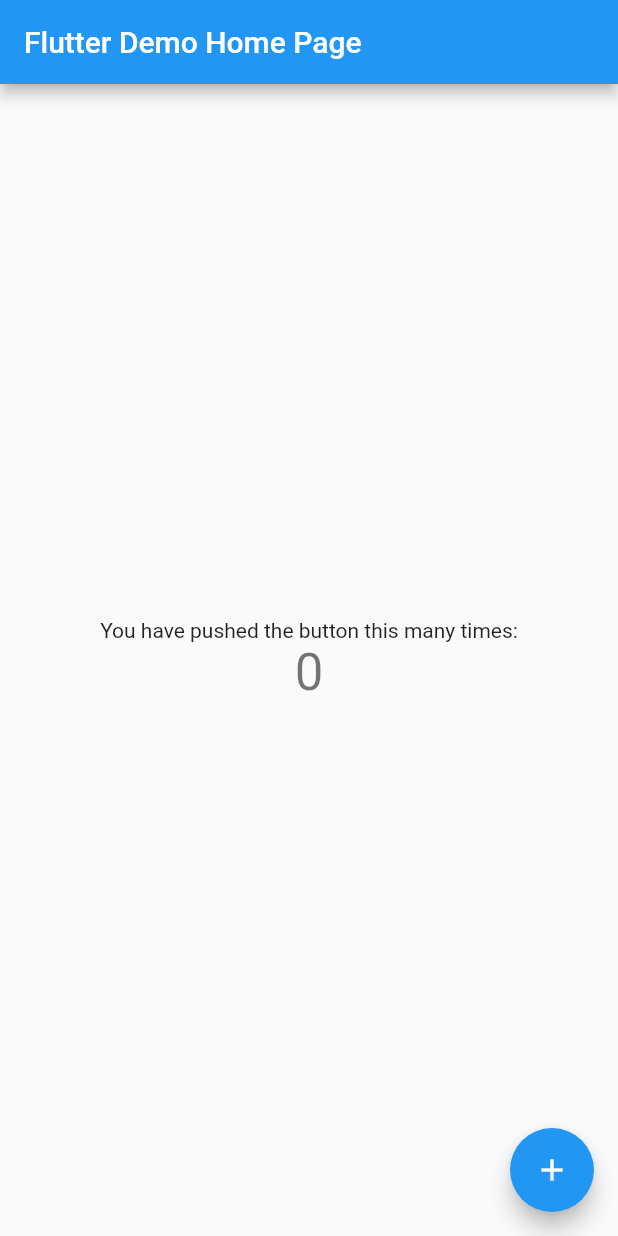
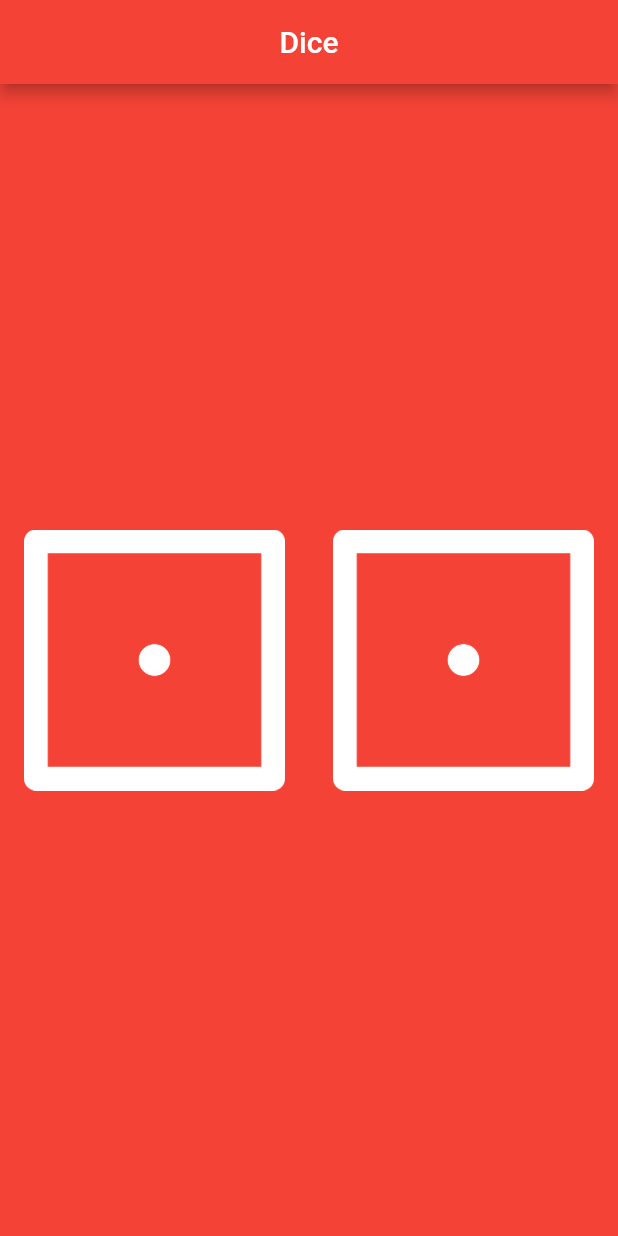
Before and after one commit to huymichael/Practice-Fltutter, a Flutter app: the screen it shows after launch, on a phone screen of 412 x 824 dp. Run offline on Flutter 3.47's test engine with Material 2 defaults, Android fonts, the phone set to English and light mode, and no system bars.

Commit message:
2 example

```diff
--- a/dice/lib/main.dart
+++ b/dice/lib/main.dart
@@ -1,111 +1,62 @@
+import 'dart:math';
+
 import 'package:flutter/material.dart';
 
-void main() => runApp(MyApp());
+void main() => runApp(DiceApp());
 
-class MyApp extends StatelessWidget {
-  // This widget is the root of your application.
+class DiceApp extends StatelessWidget {
   @override
   Widget build(BuildContext context) {
     return MaterialApp(
-      title: 'Flutter Demo',
-      theme: ThemeData(
-        // This is the theme of your application.
-        //
-        // Try running your application with "flutter run". You'll see the
-        // application has a blue toolbar. Then, without quitting the app, try
-        // changing the primarySwatch below to Colors.green and then invoke
-        // "hot reload" (press "r" in the console where you ran "flutter run",
-        // or simply save your changes to "hot reload" in a Flutter IDE).
-        // Notice that the counter didn't reset back to zero; the application
-        // is not restarted.
-        primarySwatch: Colors.blue,
+      home: Scaffold(
+        backgroundColor: Colors.red,
+        appBar: AppBar(
+          centerTitle: true,
+          title: Text('Dice'),
+          backgroundColor: Colors.red,
+        ),
+        body: DicePage(),
       ),
-      home: MyHomePage(title: 'Flutter Demo Home Page'),
     );
   }
 }
 
-class MyHomePage extends StatefulWidget {
-  MyHomePage({Key key, this.title}) : super(key: key);
-
-  // This widget is the home page of your application. It is stateful, meaning
-  // that it has a State object (defined below) that contains fields that affect
-  // how it looks.
-
-  // This class is the configuration for the state. It holds the values (in this
-  // case the title) provided by the parent (in this case the App widget) and
-  // used by the build method of the State. Fields in a Widget subclass are
-  // always marked "final".
-
-  final String title;
-
+class DicePage extends StatefulWidget {
   @override
-  _MyHomePageState createState() => _MyHomePageState();
+  _DicePageState createState() => _DicePageState();
 }
 
-class _MyHomePageState extends State<MyHomePage> {
-  int _counter = 0;
-
-  void _incrementCounter() {
-    setState(() {
-      // This call to setState tells the Flutter framework that something has
-      // changed in this State, which causes it to rerun the build method below
-      // so that the display can reflect the updated values. If we changed
-      // _counter without calling setState(), then the build method would not be
-      // called again, and so nothing would appear to happen.
-      _counter++;
-    });
-  }
+class _DicePageState extends State<DicePage> {
+  int leftDiceNumber = 1;
+  int rightDiceNumber = 1;
 
   @override
   Widget build(BuildContext context) {
-    // This method is rerun every time setState is called, for instance as done
-    // by the _incrementCounter method above.
-    //
-    // The Flutter framework has been optimized to make rerunning build methods
-    // fast, so that you can just rebuild anything that needs updating rather
-    // than having to individually change instances of widgets.
-    return Scaffold(
-      appBar: AppBar(
-        // Here we take the value from the MyHomePage object that was created by
-        // the App.build method, and use it to set our appbar title.
-        title: Text(widget.title),
+    return Center(
+      child: Row(
+        children: <Widget>[
+          Expanded(
+            child: FlatButton(
+              onPressed: () {
+                setState(() {
+                  leftDiceNumber = Random().nextInt(6) + 1;
+                });
+              },
+              child: Image.asset('assets/images/dice$leftDiceNumber.png'),
+            ),
+          ),
+          Expanded(
+            child: FlatButton(
+              child: Image.asset('assets/images/dice$rightDiceNumber.png'),
+              onPressed: () {
+                setState(() {
+                  rightDiceNumber = Random().nextInt(6) + 1;
+                });
+              },
+            ),
+          ),
+        ],
       ),
-      body: Center(
-        // Center is a layout widget. It takes a single child and positions it
-        // in the middle of the parent.
-        child: Column(
-          // Column is also a layout widget. It takes a list of children and
-          // arranges them vertically. By default, it sizes itself to fit its
-          // children horizontally, and tries to be as tall as its parent.
-          //
-          // Invoke "debug painting" (press "p" in the console, choose the
-          // "Toggle Debug Paint" action from the Flutter Inspector in Android
-          // Studio, or the "Toggle Debug Paint" command in Visual Studio Code)
-          // to see the wireframe for each widget.
-          //
-          // Column has various properties to control how it sizes itself and
-          // how it positions its children. Here we use mainAxisAlignment to
-          // center the children vertically; the main axis here is the vertical
-          // axis because Columns are vertical (the cross axis would be
-          // horizontal).
-          mainAxisAlignment: MainAxisAlignment.center,
-          children: <Widget>[
-            Text(
-              'You have pushed the button this many times:',
-            ),
-            Text(
-              '$_counter',
-              style: Theme.of(context).textTheme.display1,
-            ),
-          ],
-        ),
-      ),
-      floatingActionButton: FloatingActionButton(
-        onPressed: _incrementCounter,
-        tooltip: 'Increment',
-        child: Icon(Icons.add),
-      ), // This trailing comma makes auto-formatting nicer for build methods.
     );
   }
 }
--- a/dice/pubspec.yaml
+++ b/dice/pubspec.yaml
@@ -14,7 +14,7 @@
 version: 1.0.0+1
 
 environment:
-  sdk: ">=2.1.0 <3.0.0"
+  sdk: ">=2.2.0 <3.0.0"
 
 dependencies:
   flutter:
```
